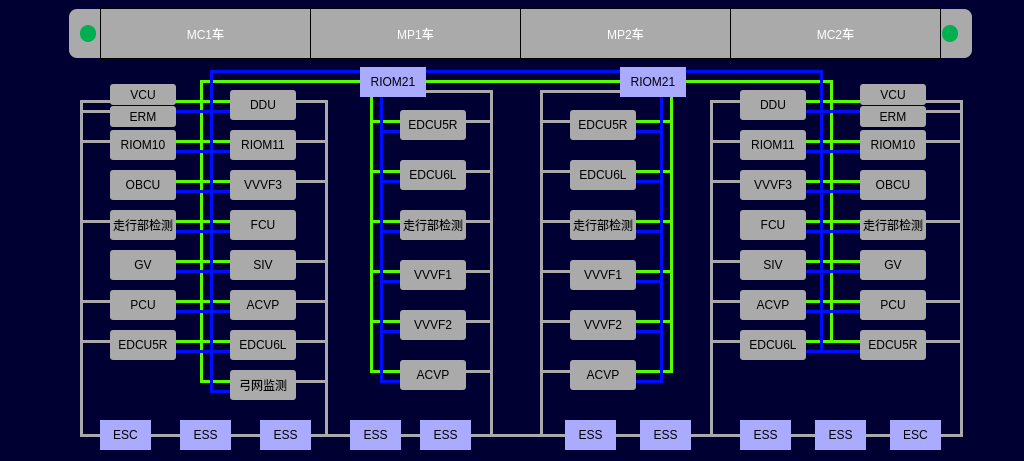
This is vehicletopologypage.ui in 994656234/HHL as Qt 5 draws it before an edit. The edited form follows.
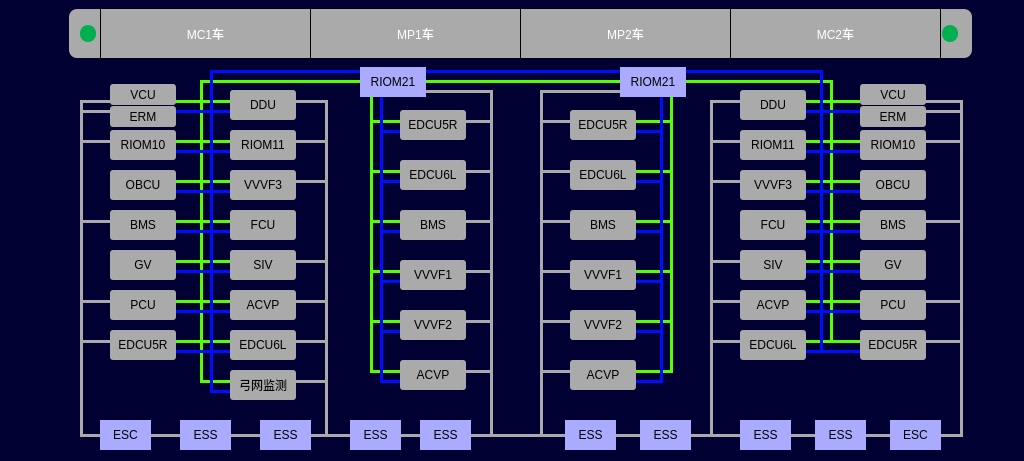
This is the edited form. Icons and pictures are not drawn.

The edit to the form file:
```diff
--- a/vehicletopologypage.ui
+++ b/vehicletopologypage.ui
@@ -465,7 +465,7 @@
 font:12px;</string>
    </property>
    <property name="text">
-    <string>走行部检测</string>
+    <string>BMS</string>
    </property>
    <property name="alignment">
     <set>Qt::AlignCenter</set>
@@ -866,7 +866,7 @@
 font:12px;</string>
    </property>
    <property name="text">
-    <string>走行部检测</string>
+    <string>BMS</string>
    </property>
    <property name="alignment">
     <set>Qt::AlignCenter</set>
@@ -1047,7 +1047,7 @@
 font:12px;</string>
    </property>
    <property name="text">
-    <string>走行部检测</string>
+    <string>BMS</string>
    </property>
    <property name="alignment">
     <set>Qt::AlignCenter</set>
@@ -1485,7 +1485,7 @@
 font:12px;</string>
    </property>
    <property name="text">
-    <string>走行部检测</string>
+    <string>BMS</string>
    </property>
    <property name="alignment">
     <set>Qt::AlignCenter</set>
```
Left out of the diff: 16 changed lines with no effect on the pictures.
